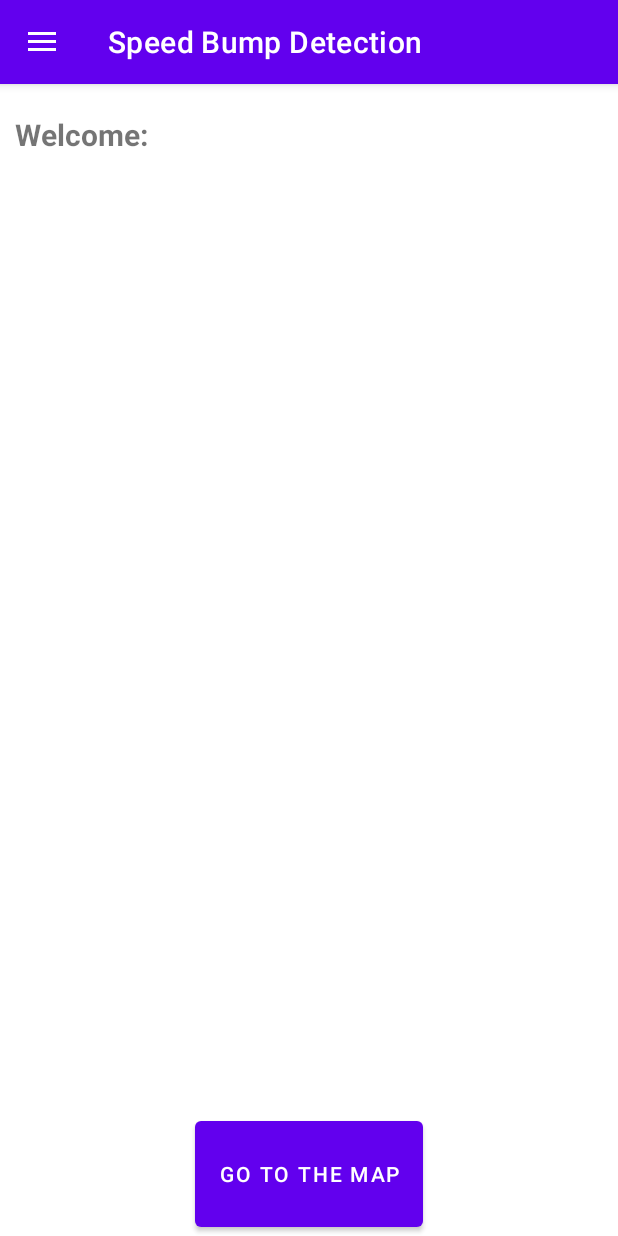
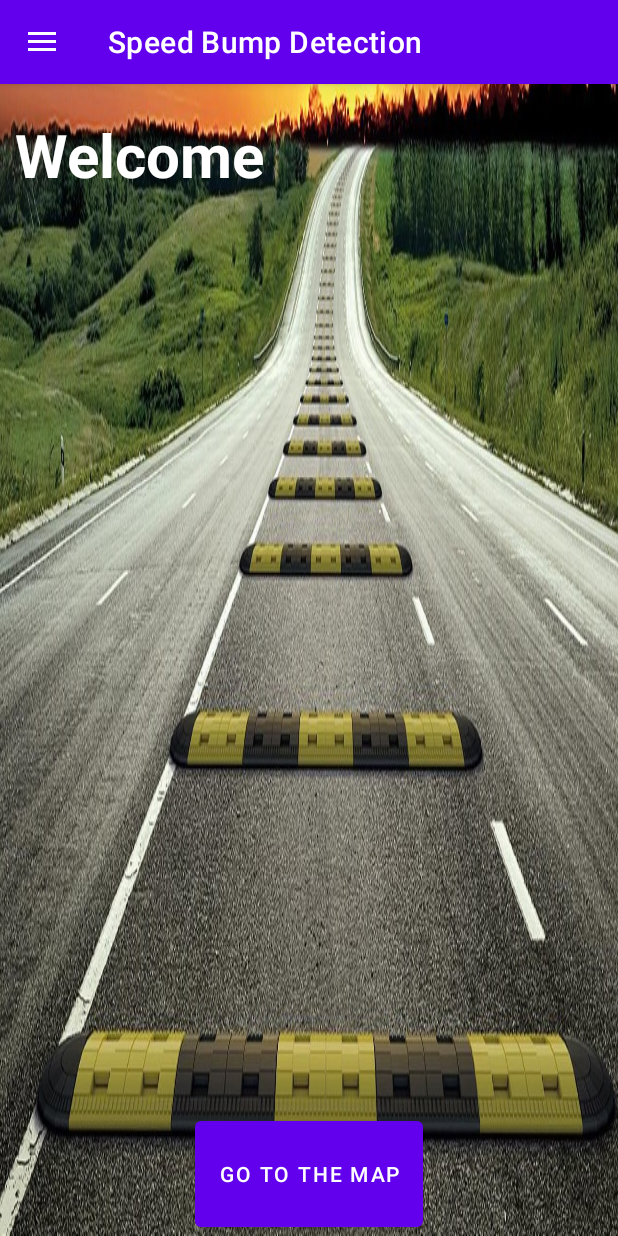
Before and after one commit to iliasbtk/Speed-Bump-Detection-App, an Android app: the screen it shows after launch once a user with an empty profile is signed in (MainActivity), on a phone screen of 412 x 824 dp. Run offline under Robolectric (Android 15) with nearby library versions, the phone set to English and light mode, and no system bars; our stand-ins replace Firebase (no records; nobody signed in at launch, a user with empty details on screens opened directly).

Commit message:
#028 Add background image to the app's screens

```diff
--- a/app/src/main/res/layout/activity_login.xml
+++ b/app/src/main/res/layout/activity_login.xml
@@ -4,7 +4,8 @@
     xmlns:tools="http://schemas.android.com/tools"
     android:layout_width="match_parent"
     android:layout_height="match_parent"
-    tools:context=".LoginActivity">
+    tools:context=".LoginActivity"
+    android:background="@drawable/background_image">
 
 
     <com.google.android.material.textfield.TextInputLayout
--- a/app/src/main/res/layout/activity_main.xml
+++ b/app/src/main/res/layout/activity_main.xml
@@ -14,6 +14,7 @@
         android:layout_height="match_parent">
 
         <androidx.appcompat.widget.Toolbar
+            app:title="Speed Bump Detection"
             android:id="@+id/toolbar"
             android:layout_width="match_parent"
             android:layout_height="?actionBarSize"
@@ -29,7 +30,8 @@
             android:layout_width="match_parent"
             android:layout_height="match_parent"
             tools:layout_editor_absoluteX="0dp"
-            tools:layout_editor_absoluteY="42dp">
+            tools:layout_editor_absoluteY="42dp"
+            android:background="@drawable/background_image">
 
 
         </FrameLayout>
@@ -39,13 +41,13 @@
             android:layout_width="wrap_content"
             android:layout_height="wrap_content"
             android:layout_marginTop="20dp"
-            android:text="Welcome:"
-            android:textSize="20sp"
+            android:text="Welcome"
+            android:textSize="40sp"
             android:textStyle="bold"
             app:layout_constraintStart_toStartOf="parent"
             app:layout_constraintTop_toBottomOf="@+id/toolbar"
-            android:layout_marginLeft="10dp"/>
-
+            android:layout_marginLeft="10dp"
+            android:textColor="@color/white"/>
 
 
         <Button
--- a/app/src/main/res/layout/activity_register.xml
+++ b/app/src/main/res/layout/activity_register.xml
@@ -4,7 +4,8 @@
     xmlns:tools="http://schemas.android.com/tools"
     android:layout_width="match_parent"
     android:layout_height="match_parent"
-    tools:context=".RegisterActivity">
+    tools:context=".RegisterActivity"
+    android:background="@drawable/background_image">
 
 
     <com.google.android.material.textfield.TextInputLayout
--- a/app/src/main/res/layout/activity_settings.xml
+++ b/app/src/main/res/layout/activity_settings.xml
@@ -4,6 +4,7 @@
     xmlns:tools="http://schemas.android.com/tools"
     android:layout_width="match_parent"
     android:layout_height="match_parent"
-    tools:context=".SettingsActivity">
+    tools:context=".SettingsActivity"
+    android:background="@drawable/background_image">
 
 </androidx.constraintlayout.widget.ConstraintLayout>
--- a/app/src/main/res/layout/nav_header.xml
+++ b/app/src/main/res/layout/nav_header.xml
@@ -10,9 +10,9 @@
     >
 
     <ImageView
-        android:layout_width="wrap_content"
-        android:layout_height="wrap_content"
-        android:src="@drawable/ic_launcher_background" />
+        android:layout_width="95dp"
+        android:layout_height="116dp"
+        android:src="@drawable/speed_bump_icon" />
 
     <TextView
         android:id="@+id/txt"
```
Also changed, not shown: app/src/main/res/drawable/background_image.jpg (added), app/src/main/res/drawable/speed_bump_icon.png (added).
